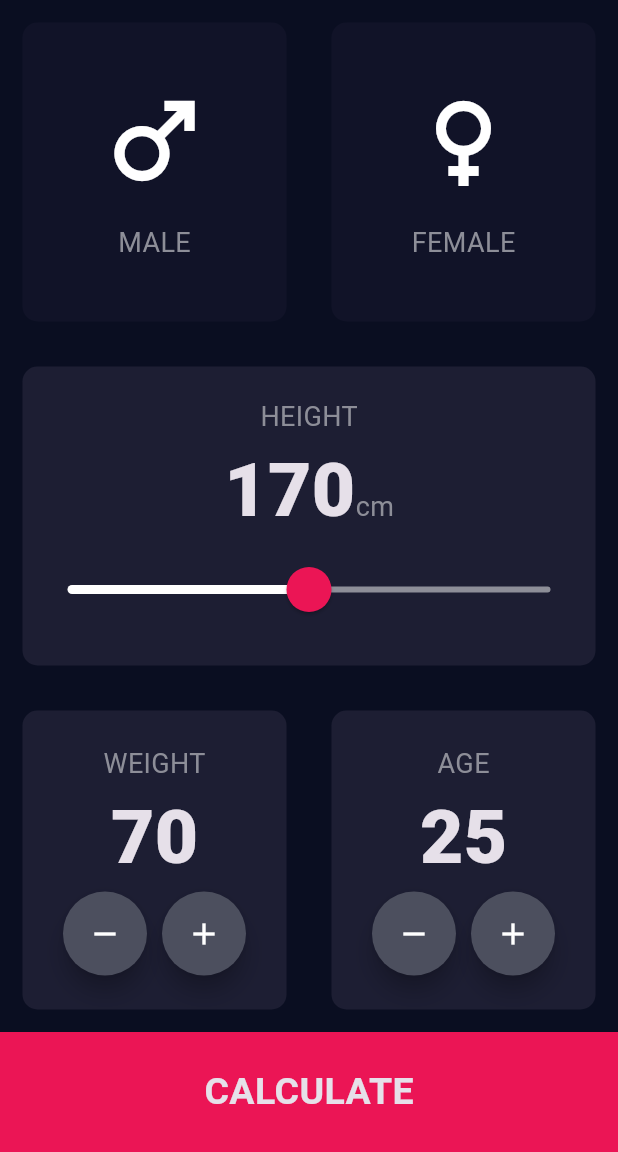
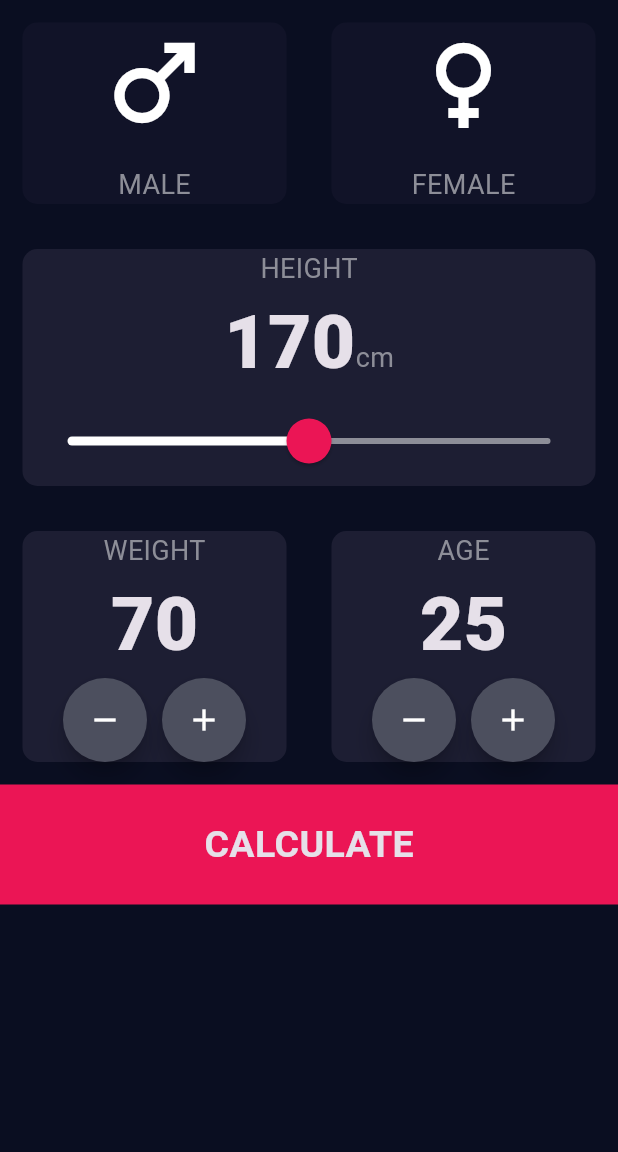
Before and after one commit to Saurajit-Nayak/BMI_Calculator, a Flutter app: the screen it shows after launch, on a phone screen of 412 x 824 dp, the part 84-1236 px from its top. Run offline on Flutter 3.47's test engine with Material 3 defaults, Android fonts, the phone set to English and light mode, and no system bars.

Commit message:
Update input_page.dart

```diff
--- a/lib/screen/input_page.dart
+++ b/lib/screen/input_page.dart
@@ -1,4 +1,3 @@
-
 import 'package:flutter/material.dart';
 import 'package:bmi_calculator/constants.dart';
 import 'package:bmi_calculator/components/reusable_card.dart';
@@ -30,11 +29,11 @@ class _InputPageState extends State<InputPage> {
       appBar: AppBar(
         title: Text('BMI CALCULATOR'),
       ),
-      body: Column(
+      body: SingleChildScrollView(
+        child: Column(
           crossAxisAlignment: CrossAxisAlignment.stretch,
           children: <Widget>[
-          Expanded(
-            child: Row(
+            Row(
               children: <Widget>[
                 Expanded(
                   child: ReusableCard(
@@ -70,9 +69,7 @@ class _InputPageState extends State<InputPage> {
                 ),
               ],
             ),
-          ),
-          Expanded(
-            child: ReusableCard(
+            ReusableCard(
               colour: kActiveCardColour,
               cardChild: Column(
                 mainAxisAlignment: MainAxisAlignment.center,
@@ -121,9 +118,7 @@ class _InputPageState extends State<InputPage> {
                 ],
               ),
             ),
-          ),
-          Expanded(
-            child: Row(
+            Row(
               children: <Widget>[
                 Expanded(
                   child: ReusableCard(
@@ -207,7 +202,6 @@ class _InputPageState extends State<InputPage> {
                 ),
               ],
             ),
-          ),
             BottomButton(
               buttonTitle: 'CALCULATE',
               onTap: () {
@@ -227,6 +221,7 @@ class _InputPageState extends State<InputPage> {
             ),
           ],
         ),
+      ),
     );
   }
 }
```
Lines whose indentation alone changed are shown as unchanged.
